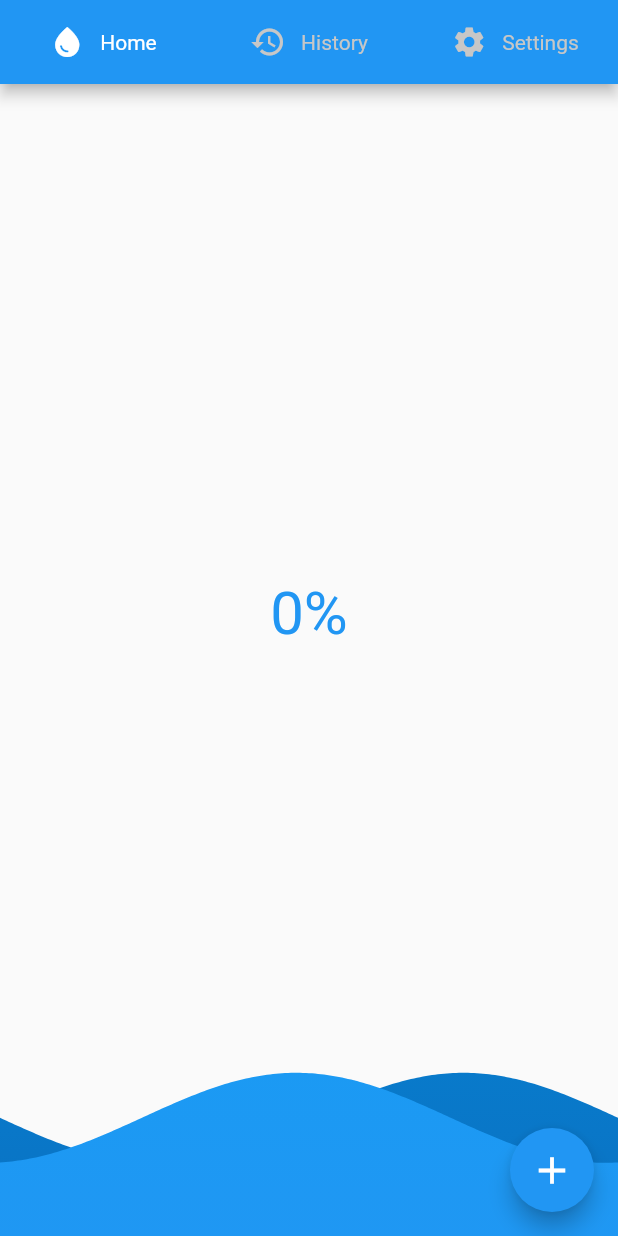
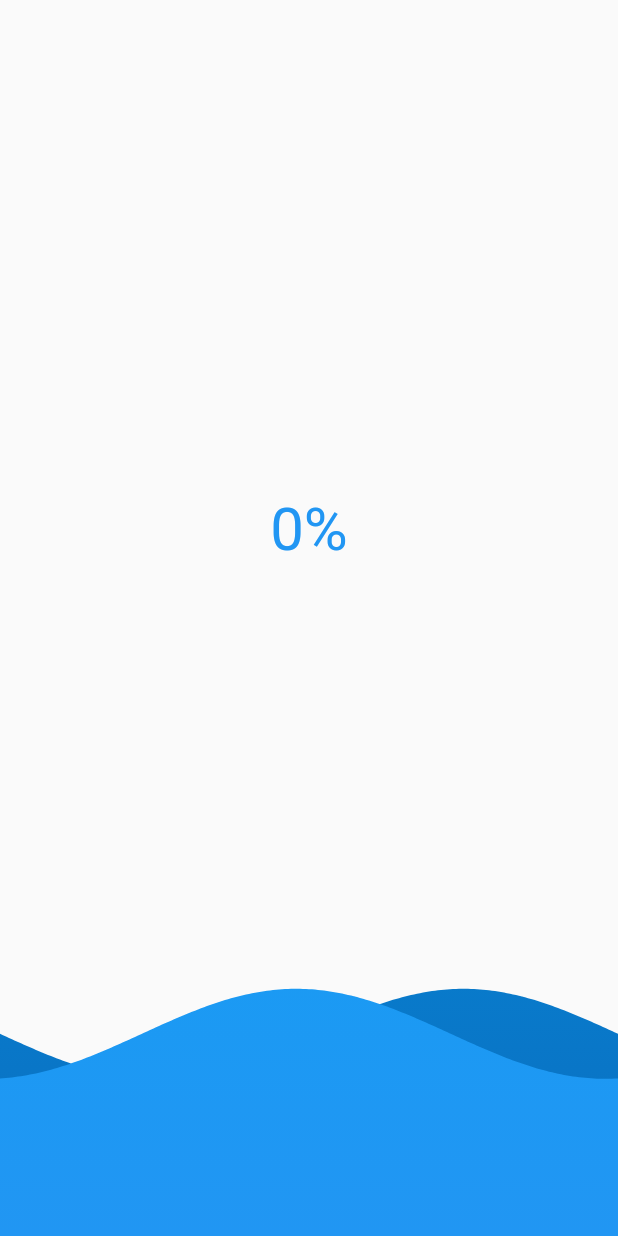
Before and after one commit to RuanEmanuell/waterreminder, a Flutter app: the HomeScreen screen opened directly, on a phone screen of 412 x 824 dp. Run offline on Flutter 3.47's test engine with Material 2 defaults, Android fonts, the phone set to English and light mode, and no system bars; drawn by our look-alikes of wave.

```diff
--- a/lib/controller/controller.dart
+++ b/lib/controller/controller.dart
@@ -1,8 +1,36 @@
 import "package:flutter/material.dart";
 
 class Controller extends ChangeNotifier {
+  var white = Colors.white;
+  var grey = const Color.fromARGB(255, 211, 211, 211);
+  var page = 0;
+
+  var button1Color = Colors.white;
+  var button2Color = const Color.fromARGB(255, 211, 211, 211);
+  var button3Color = const Color.fromARGB(255, 211, 211, 211);
+
   int percentage = 0;
   double size = 0.8;
+
+  changeColor() {
+    switch (page) {
+      case 0:
+        button1Color = white;
+        button2Color = grey;
+        button3Color = grey;
+        break;
+      case 1:
+        button1Color = grey;
+        button2Color = white;
+        button3Color = grey;
+        break;
+      case 2:
+        button1Color = grey;
+        button2Color = grey;
+        button3Color = white;
+    }
+    notifyListeners();
+  }
 
   increaseWater() {
     percentage = percentage + 10;
--- a/lib/screens/home.dart
+++ b/lib/screens/home.dart
@@ -3,7 +3,8 @@ import 'package:provider/provider.dart';
 import 'package:wave/config.dart';
 import "package:wave/wave.dart";
 
-import "../controller/controller.dart";
+import '../controller/controller.dart';
+
 
 class HomeScreen extends StatelessWidget {
   @override
@@ -11,43 +12,7 @@ class HomeScreen extends StatelessWidget {
     var screenHeight = MediaQuery.of(context).size.height;
     var screenWidth = MediaQuery.of(context).size.width;
     return Scaffold(
-        appBar: AppBar(actions: [
-          Expanded(
-              child: InkWell(
-            onTap: () {},
-            child: Row(
-              mainAxisAlignment: MainAxisAlignment.center,
-              children: [const Icon(Icons.water_drop), Container(width: 10), const Text("Home")],
-            ),
-          )),
-          Expanded(
-            child: InkWell(
-              onTap: () {},
-              child: Row(
-                mainAxisAlignment: MainAxisAlignment.center,
-                children: [
-                  const Icon(Icons.history, color: Color.fromARGB(255, 199, 199, 199)),
-                  Container(width: 10),
-                  const Text("History", style: TextStyle(color: Color.fromARGB(255, 199, 199, 199)))
-                ],
-              ),
-            ),
-          ),
-          Expanded(
-            child: InkWell(
-              onTap: () {},
-              child: Row(
-                mainAxisAlignment: MainAxisAlignment.center,
-                children: [
-                  const Icon(Icons.settings, color: Color.fromARGB(255, 199, 199, 199)),
-                  Container(width: 10),
-                  const Text("Settings", style: TextStyle(color: Color.fromARGB(255, 199, 199, 199)))
-                ],
-              ),
-            ),
-          ),
-        ]),
-        body: SingleChildScrollView(
+      body: SingleChildScrollView(
           physics: const NeverScrollableScrollPhysics(),
           child: Consumer<Controller>(
             builder: (context, value, child) {
@@ -79,17 +44,7 @@ class HomeScreen extends StatelessWidget {
                 ],
               );
             },
-          ),
-        ),
-        floatingActionButton: Consumer<Controller>(builder: (context, value, child) {
-          return FloatingActionButton(
-              onPressed: () {
-                if(value.percentage<100){
-                value.increaseWater();
-              }
-              },
-              backgroundColor: value.size >= 0.7 ? Colors.blue : Colors.white,
-              child: Icon(Icons.add, size: 30, color: value.size >= 0.7 ? Colors.white : Colors.blue));
-        }));
+          )),
+    );
   }
 }
```
Also changed, not shown: lib/main.dart (+46 -2 lines).
